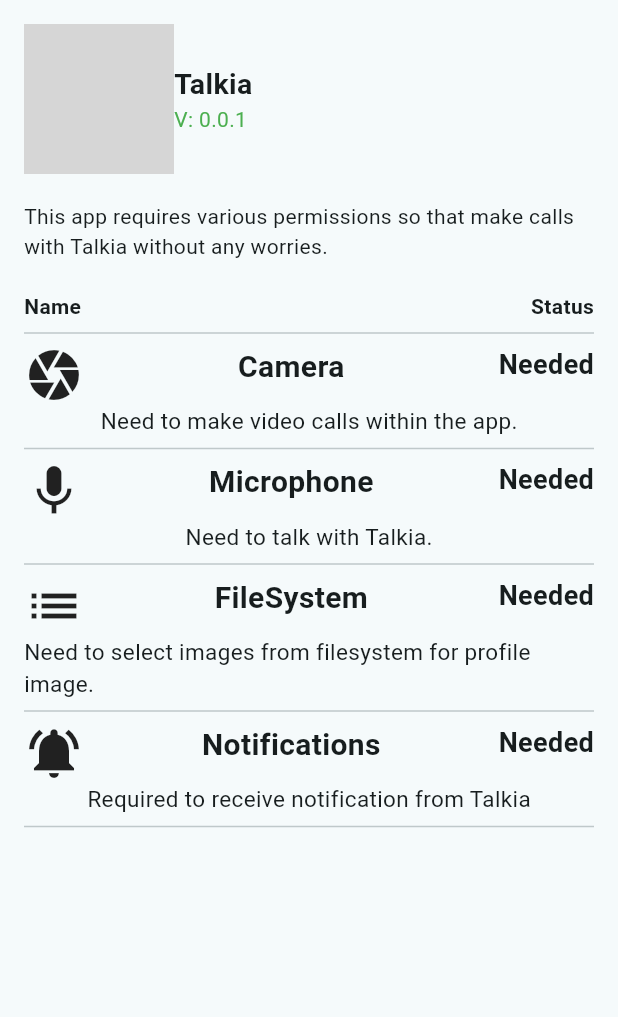
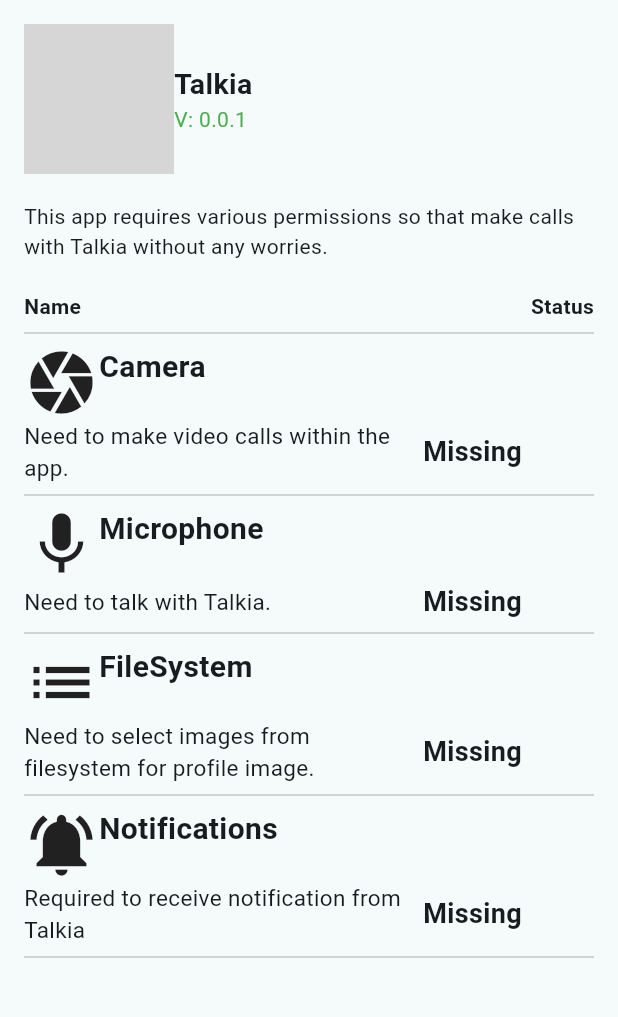
Before and after one commit to RangithKumarDev/flutter-bloc-permissions, a Flutter app: the screen it shows after launch, on a phone screen of 412 x 824 dp, the part 84-1101 px from its top. Run offline on Flutter 3.47's test engine with Material 3 defaults, Android fonts, the phone set to English and light mode, and no system bars; our stand-ins replace flutter_bloc, permission_handler; grey boxes are pictures that could not be loaded.

Commit message:
UI Changes.

```diff
--- a/lib/presentation/widgets/permBody.widget.dart
+++ b/lib/presentation/widgets/permBody.widget.dart
@@ -10,19 +10,19 @@
       'name': 'camera',
       'label': 'Camera',
       'description': 'Need to make video calls within the app.',
-      'icon': const Icon(Icons.camera, size: 40)
+      'icon': const Icon(Icons.camera, size: 50)
     },
     '2': {
       'name': 'mic',
       'label': 'Microphone',
       'description': 'Need to talk with Talkia.',
-      'icon': const Icon(Icons.mic, size: 40)
+      'icon': const Icon(Icons.mic, size: 50)
     },
     '3': {
       'name': 'files',
       'label': 'FileSystem',
       'description': 'Need to select images from filesystem for profile image.',
-      'icon': const Icon(Icons.list, size: 40),
+      'icon': const Icon(Icons.list, size: 50),
     },
     '4': {
       'name': 'notification',
@@ -30,7 +30,7 @@
       'description': 'Required to receive notification from Talkia',
       'icon': const Icon(
         Icons.notifications_active,
-        size: 40,
+        size: 50,
       ),
     }
   };
--- a/lib/presentation/widgets/permItem.widget.dart
+++ b/lib/presentation/widgets/permItem.widget.dart
@@ -18,43 +18,53 @@
           state.error = '';
         }
       }, builder: (context, state) {
-        return Row(
-            mainAxisAlignment: MainAxisAlignment.spaceBetween,
-            crossAxisAlignment: CrossAxisAlignment.center,
-            children: [
-              Expanded(
-                child: GestureDetector(
+        return GestureDetector(
           onTap: () {
             context.read<PermissionBloc>().add(GetPermission(
                 permName: prmItm?['name'],
                 status: state.permissions[prmItm?['name']] ?? false));
           },
+          child: Row(
+              mainAxisAlignment: MainAxisAlignment.spaceBetween,
+              crossAxisAlignment: CrossAxisAlignment.center,
+              children: [
+                Expanded(
                     child: Column(children: [
                   Row(
-                      mainAxisAlignment: MainAxisAlignment.spaceBetween,
+                    mainAxisAlignment: MainAxisAlignment.start,
                     crossAxisAlignment: CrossAxisAlignment.start,
                     children: [
                       prmItm?['icon'],
                       Text(prmItm?['label'],
                           style: const TextStyle(
                               fontSize: 20, fontWeight: FontWeight.bold)),
-                        Text(
+                    ],
+                  ),
+                  Row(
+                      mainAxisAlignment: MainAxisAlignment.spaceBetween,
+                      crossAxisAlignment: CrossAxisAlignment.center,
+                      children: [
+                        Expanded(
+                            flex: 7,
+                            child: Text(prmItm?['description'],
+                                style: const TextStyle(
+                                  fontSize: 15,
+                                ))),
+                        Expanded(
+                          flex: 3,
+                          child: Text(
                               (state.permissions[prmItm?['name']] ?? false)
-                                ? 'Given'
-                                : 'Needed',
+                                  ? 'Approved'
+                                  : 'Missing',
                               style: const TextStyle(
                                   fontSize: 18, fontWeight: FontWeight.bold)),
-                      ],
+                        )
+                      ])
+                ])
+                    // permissions.map((e) => null)
                     ),
-                    Text(prmItm?['description'],
-                        style: const TextStyle(
-                          fontSize: 15,
-                        )),
-                    // permissions.map((e) => null)
               ]),
-                ),
-              ),
-            ]);
+        );
       });
     });
   }
```
Lines whose indentation alone changed are shown as unchanged.
